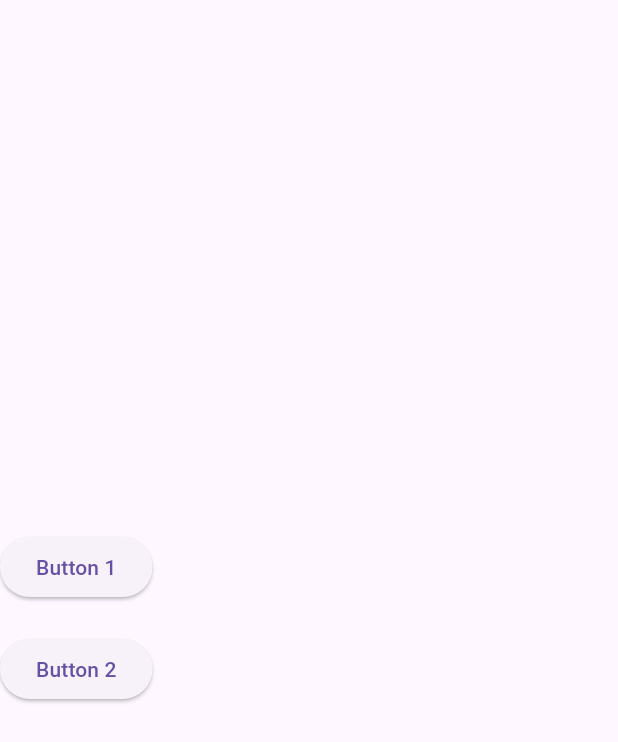
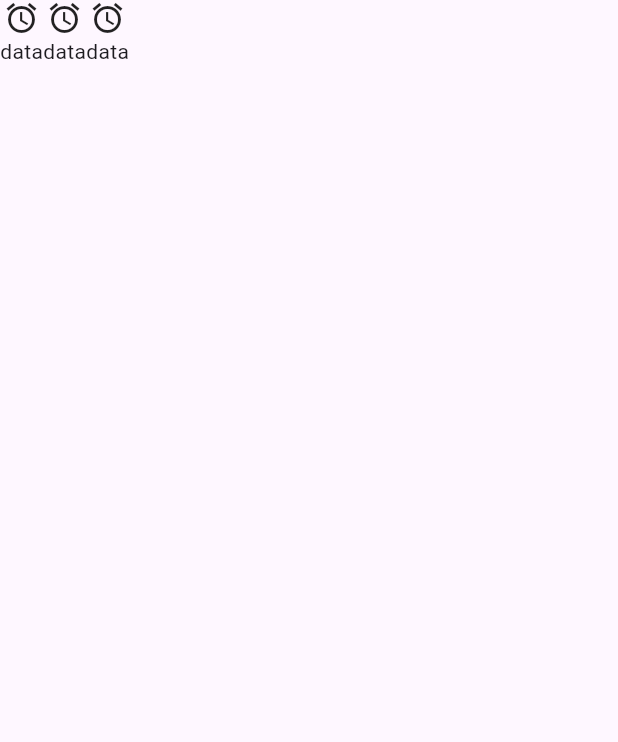
Before and after one commit to ibrahim3ali/widget_flutter, a Flutter app: the screen it shows after launch, on a phone screen of 412 x 824 dp. Shown: the top 742 px of the screen. Run offline on Flutter 3.47's test engine with Material 3 defaults, Android fonts, the phone set to English and light mode, and no system bars.

Commit message:
Refactor DebugPaintSizeEnabled to use a Row layout instead of a Column; remove AbsorbPointer and buttons

```diff
--- a/lib/widget/debug_paint_size_enabled.dart
+++ b/lib/widget/debug_paint_size_enabled.dart
@@ -8,27 +8,29 @@ class DebugPaintSizeEnabled extends StatelessWidget {
   @override
   Widget build(BuildContext context) {
     return Scaffold(
-      body: Column(
-        mainAxisAlignment: MainAxisAlignment.center,
-        children: [
-          AbsorbPointer(
-            absorbing: true,
+      body:Container(
+        child: Row(
+          children: [
+            Column(
+              children: [
+                Icon( Icons.access_alarm),
+                Container(child: Text('data'),)
+              ],
+            ),
+            Column(
+              children: [
+                Icon( Icons.access_alarm),
+                Container(child: Text('data'),)
+              ],
+            ), Column(
+              children: [
+                Icon( Icons.access_alarm),
+                Container(child: Text('data'),)
+              ],
+            ),
 
-            child: ElevatedButton(
-              onPressed: () {
-                log('Button 1 pressed');
-              },
-              child: const Text('Button 1'),
-            ),
-          ),
-          const SizedBox(height: 20),
-          ElevatedButton(
-            onPressed: () {
-              log('Button 2 pressed');
-            },
-            child: const Text('Button 2'),
-          ),
-        ],
+          ],
+        ),
       ),
     );
   }
```
